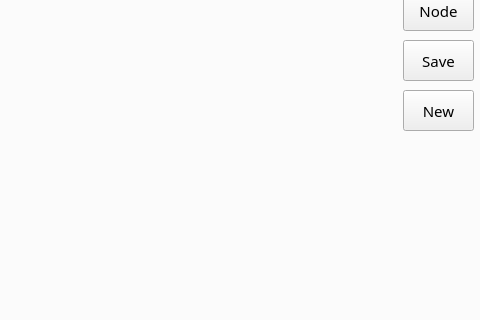
Old version of the form src/mainwindow.ui in the repository ontgen/ontgen; both pictures show x 319 to 799 and y 81 to 401 of the 799 by 668 pixel window.
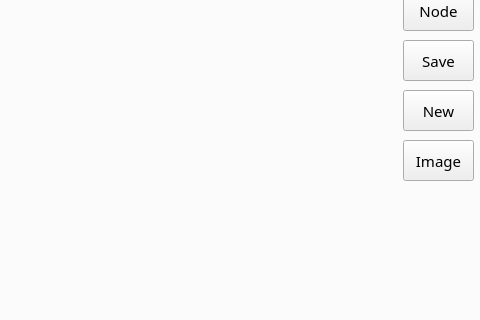
New version of the form. The open tabs and pages were chosen to show the change.

Patch:
```diff
--- a/src/mainwindow.ui
+++ b/src/mainwindow.ui
@@ -1440,6 +1440,19 @@
        <string/>
       </property>
      </widget>
+     <widget class="QPushButton" name="background_image">
+      <property name="geometry">
+       <rect>
+        <x>720</x>
+        <y>160</y>
+        <width>71</width>
+        <height>41</height>
+       </rect>
+      </property>
+      <property name="text">
+       <string>Image</string>
+      </property>
+     </widget>
     </widget>
    </widget>
   </widget>
```
Left out of the diff: 2 changed lines with no effect on the pictures.
